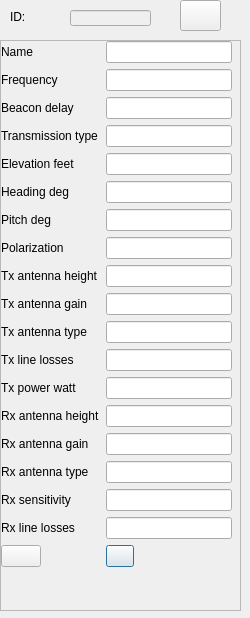
Old version of the form FGPropagationTool/groundstationform.ui in the repository QDeltaSoft/qradiopredict.
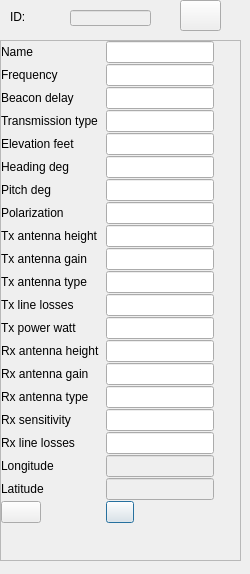
New version of the form. Icons and pictures are not drawn.

Commit message: Added lon/lat to ground station form (disabled for edit)

```diff
--- a/FGPropagationTool/groundstationform.ui
+++ b/FGPropagationTool/groundstationform.ui
@@ -7,7 +7,7 @@
     <x>0</x>
     <y>0</y>
     <width>250</width>
-    <height>618</height>
+    <height>574</height>
    </rect>
   </property>
   <property name="minimumSize">
@@ -25,7 +25,7 @@
      <x>0</x>
      <y>40</y>
      <width>241</width>
-     <height>571</height>
+     <height>521</height>
     </rect>
    </property>
    <property name="widgetResizable">
@@ -37,7 +37,7 @@
       <x>0</x>
       <y>0</y>
       <width>239</width>
-      <height>569</height>
+      <height>519</height>
      </rect>
     </property>
     <widget class="QWidget" name="formLayoutWidget">
@@ -46,12 +46,18 @@
        <x>0</x>
        <y>0</y>
        <width>231</width>
-       <height>602</height>
+       <height>501</height>
       </rect>
      </property>
      <layout class="QFormLayout" name="formLayout">
+      <property name="sizeConstraint">
+       <enum>QLayout::SetFixedSize</enum>
+      </property>
       <property name="fieldGrowthPolicy">
-       <enum>QFormLayout::AllNonFixedFieldsGrow</enum>
+       <enum>QFormLayout::FieldsStayAtSizeHint</enum>
+      </property>
+      <property name="verticalSpacing">
+       <number>1</number>
       </property>
       <item row="0" column="0">
        <widget class="QLabel" name="label">
@@ -233,7 +239,7 @@
       <item row="17" column="1">
        <widget class="QLineEdit" name="rxLineLossesLineEdit"/>
       </item>
-      <item row="19" column="0">
+      <item row="20" column="0">
        <widget class="QPushButton" name="deleteButton">
         <property name="toolTip">
          <string>Delete</string>
@@ -247,7 +253,7 @@
         </property>
        </widget>
       </item>
-      <item row="19" column="1">
+      <item row="20" column="1">
        <widget class="QPushButton" name="saveButton">
         <property name="sizePolicy">
          <sizepolicy hsizetype="Maximum" vsizetype="Fixed">
@@ -276,6 +282,34 @@
         </property>
        </widget>
       </item>
+      <item row="18" column="1">
+       <widget class="QLineEdit" name="longitudeEdit">
+        <property name="enabled">
+         <bool>false</bool>
+        </property>
+       </widget>
+      </item>
+      <item row="18" column="0">
+       <widget class="QLabel" name="label_4">
+        <property name="text">
+         <string>Longitude</string>
+        </property>
+       </widget>
+      </item>
+      <item row="19" column="0">
+       <widget class="QLabel" name="label_5">
+        <property name="text">
+         <string>Latitude</string>
+        </property>
+       </widget>
+      </item>
+      <item row="19" column="1">
+       <widget class="QLineEdit" name="latitudeEdit">
+        <property name="enabled">
+         <bool>false</bool>
+        </property>
+       </widget>
+      </item>
      </layout>
     </widget>
    </widget>
```
The commit also changes 4 other files.
